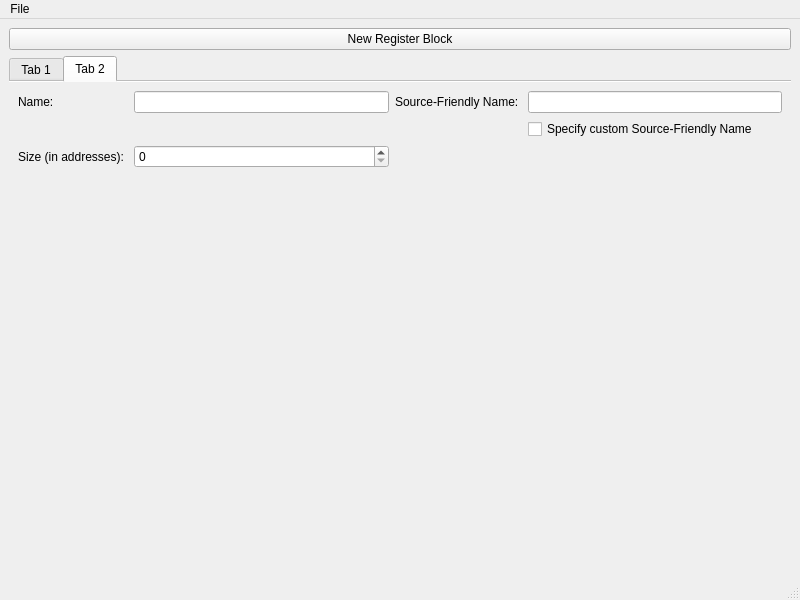
Old version of the form mainwindow.ui in the repository jimga150/RegisterMap.
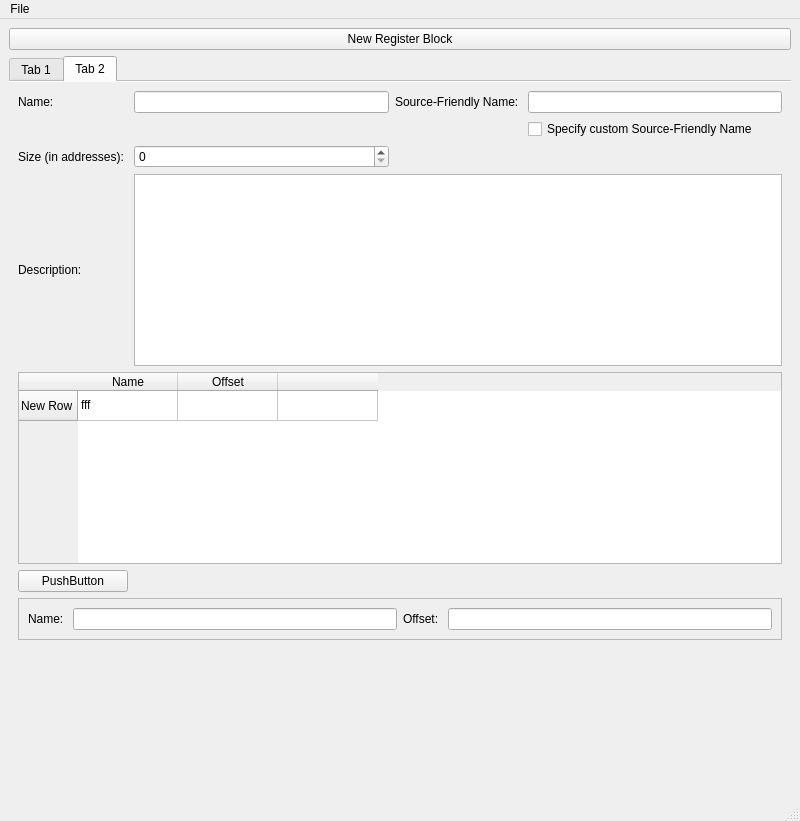
New version of the form.

Commit message: Add register table functionality and object editing

Diff of the .ui file:
```diff
--- a/mainwindow.ui
+++ b/mainwindow.ui
@@ -7,7 +7,7 @@
     <x>0</x>
     <y>0</y>
     <width>800</width>
-    <height>600</height>
+    <height>821</height>
    </rect>
   </property>
   <property name="windowTitle">
@@ -56,6 +56,19 @@
           <string>Tab 2</string>
          </attribute>
          <layout class="QGridLayout" name="gridLayout_4">
+          <item row="3" column="0">
+           <spacer name="verticalSpacer">
+            <property name="orientation">
+             <enum>Qt::Vertical</enum>
+            </property>
+            <property name="sizeHint" stdset="0">
+             <size>
+              <width>20</width>
+              <height>40</height>
+             </size>
+            </property>
+           </spacer>
+          </item>
           <item row="0" column="0">
            <layout class="QGridLayout" name="gridLayout_3">
             <item row="0" column="0">
@@ -65,13 +78,71 @@
               </property>
              </widget>
             </item>
+            <item row="0" column="2">
+             <widget class="QLabel" name="label_2">
+              <property name="text">
+               <string>Source-Friendly Name: </string>
+              </property>
+             </widget>
+            </item>
             <item row="1" column="3">
              <widget class="QCheckBox" name="custCodeNameChkBox">
+              <property name="enabled">
+               <bool>true</bool>
+              </property>
               <property name="text">
                <string>Specify custom Source-Friendly Name</string>
               </property>
              </widget>
             </item>
+            <item row="2" column="1">
+             <widget class="QSpinBox" name="sizeSpinBox"/>
+            </item>
+            <item row="4" column="0" rowspan="2" colspan="4">
+             <widget class="QTableWidget" name="tableWidget">
+              <property name="editTriggers">
+               <set>QAbstractItemView::NoEditTriggers</set>
+              </property>
+              <property name="sortingEnabled">
+               <bool>true</bool>
+              </property>
+              <row>
+               <property name="text">
+                <string>New Row</string>
+               </property>
+              </row>
+              <column>
+               <property name="text">
+                <string>Name</string>
+               </property>
+              </column>
+              <column>
+               <property name="text">
+                <string>Offset</string>
+               </property>
+              </column>
+              <column>
+               <property name="text">
+                <string/>
+               </property>
+              </column>
+              <item row="0" column="0">
+               <property name="text">
+                <string>fff</string>
+               </property>
+              </item>
+             </widget>
+            </item>
+            <item row="0" column="3">
+             <widget class="QLineEdit" name="codeNameEdit">
+              <property name="frame">
+               <bool>true</bool>
+              </property>
+              <property name="readOnly">
+               <bool>true</bool>
+              </property>
+             </widget>
+            </item>
             <item row="2" column="0">
              <widget class="QLabel" name="label_5">
               <property name="text">
@@ -79,44 +150,75 @@
               </property>
              </widget>
             </item>
+            <item row="6" column="0">
+             <widget class="QPushButton" name="pushButton">
+              <property name="text">
+               <string>PushButton</string>
+              </property>
+             </widget>
+            </item>
             <item row="0" column="1">
              <widget class="QLineEdit" name="nameEdit"/>
             </item>
-            <item row="0" column="3">
-             <widget class="QLineEdit" name="codeNameEdit">
-              <property name="frame">
-               <bool>true</bool>
+            <item row="7" column="0" colspan="4">
+             <widget class="QFrame" name="RegFrame">
+              <property name="sizePolicy">
+               <sizepolicy hsizetype="MinimumExpanding" vsizetype="MinimumExpanding">
+                <horstretch>0</horstretch>
+                <verstretch>0</verstretch>
+               </sizepolicy>
               </property>
-              <property name="readOnly">
-               <bool>true</bool>
+              <property name="minimumSize">
+               <size>
+                <width>40</width>
+                <height>40</height>
+               </size>
               </property>
+              <property name="frameShape">
+               <enum>QFrame::StyledPanel</enum>
+              </property>
+              <property name="frameShadow">
+               <enum>QFrame::Raised</enum>
+              </property>
+              <property name="lineWidth">
+               <number>4</number>
+              </property>
+              <layout class="QGridLayout" name="gridLayout_5">
+               <item row="0" column="2">
+                <widget class="QLabel" name="label_4">
+                 <property name="text">
+                  <string>Offset: </string>
+                 </property>
+                </widget>
+               </item>
+               <item row="0" column="0">
+                <widget class="QLabel" name="label_3">
+                 <property name="text">
+                  <string>Name: </string>
+                 </property>
+                </widget>
+               </item>
+               <item row="0" column="1">
+                <widget class="QLineEdit" name="lineEdit"/>
+               </item>
+               <item row="0" column="3">
+                <widget class="QLineEdit" name="lineEdit_2"/>
+               </item>
+              </layout>
              </widget>
             </item>
-            <item row="0" column="2">
-             <widget class="QLabel" name="label_2">
+            <item row="3" column="0">
+             <widget class="QLabel" name="label_6">
               <property name="text">
-               <string>Source-Friendly Name: </string>
+               <string>Description: </string>
               </property>
              </widget>
             </item>
-            <item row="2" column="1">
-             <widget class="QSpinBox" name="sizeSpinBox"/>
+            <item row="3" column="1" colspan="3">
+             <widget class="QTextEdit" name="textEdit"/>
             </item>
            </layout>
           </item>
-          <item row="1" column="0">
-           <spacer name="verticalSpacer">
-            <property name="orientation">
-             <enum>Qt::Vertical</enum>
-            </property>
-            <property name="sizeHint" stdset="0">
-             <size>
-              <width>20</width>
-              <height>40</height>
-             </size>
-            </property>
-           </spacer>
-          </item>
          </layout>
         </widget>
        </widget>
```
The commit also changes 2 other files.
